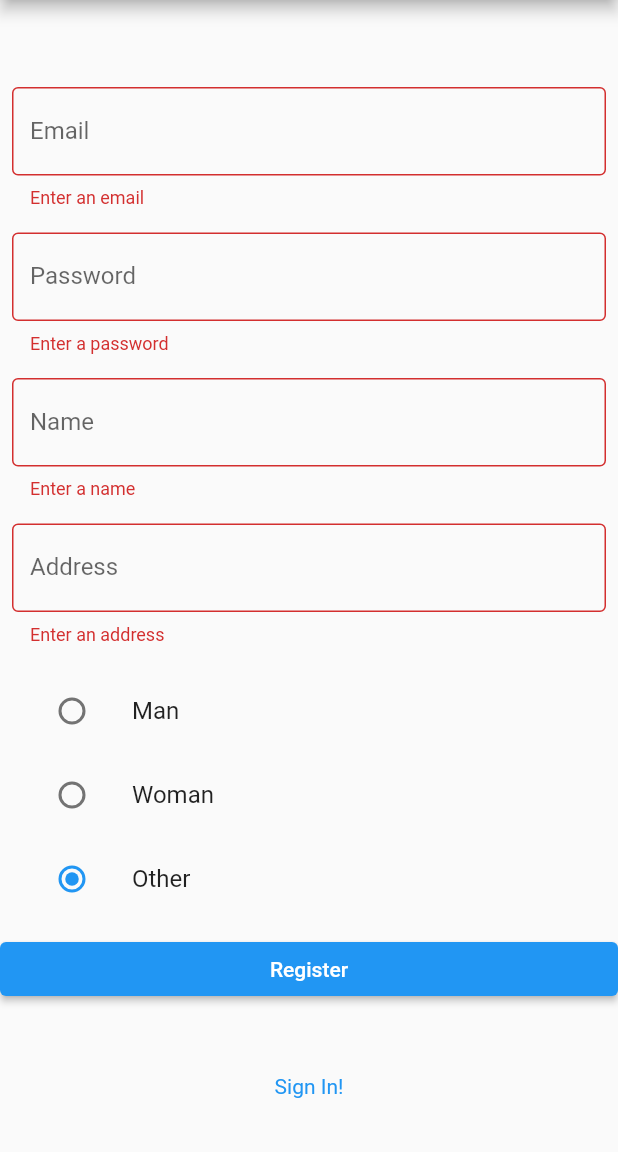
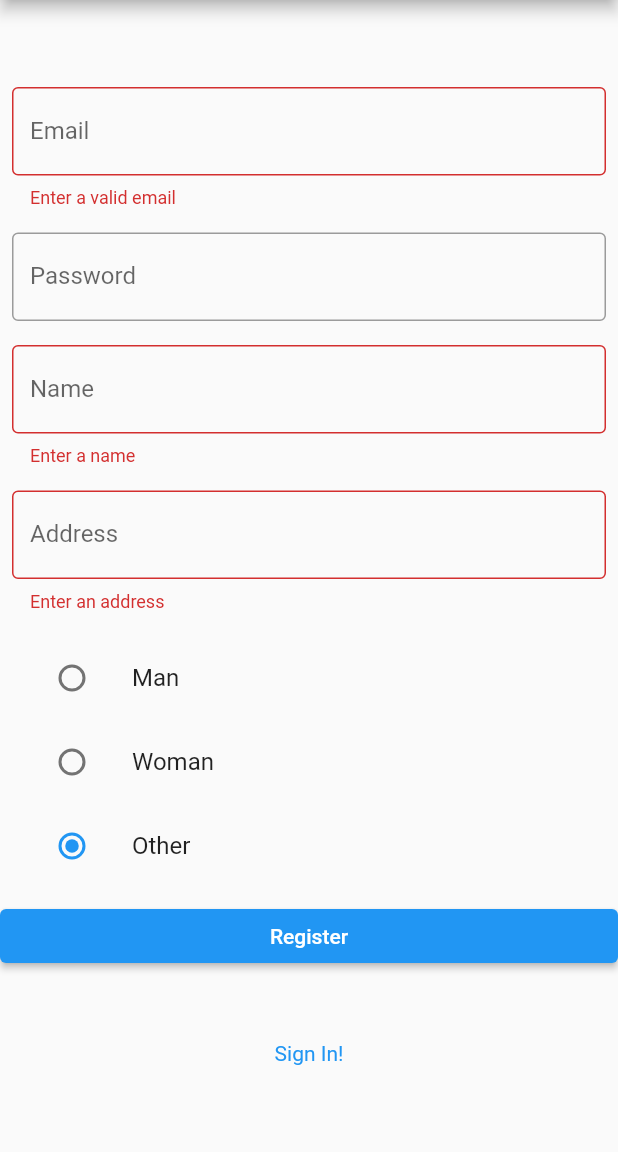
Before and after one commit to DavyNeat/FlutterCrudApp, a Flutter app: the register screen opened directly with empty values, after a tap on "Register", on a phone screen of 412 x 824 dp, the part 84-1236 px from its top. Run offline on Flutter 3.47's test engine with Material 2 defaults, Android fonts, the phone set to English and light mode, and no system bars; our stand-ins replace cloud_firestore, firebase_auth, firebase_core, flutter_spinkit; accounts and stored records are empty.

```diff
--- a/lib/Menus/authenticate/register.dart
+++ b/lib/Menus/authenticate/register.dart
@@ -48,7 +48,7 @@ class _registerState extends State<register> {
               Padding(
                 padding: EdgeInsets.all(8.0),
                 child: TextFormField(
-                  validator: (val) => val!.isEmpty ? 'Enter an email' : null ,
+                  validator: (val) => val!.isEmpty ? 'Enter a valid email' : null ,
                   onChanged: (val){
                     setState(() {
                       email = val;
@@ -64,7 +64,7 @@ class _registerState extends State<register> {
               Padding(
                 padding: EdgeInsets.all(8.0),
                 child: TextFormField(
-                    validator: (val) => val!.isEmpty ? 'Enter a password' : null ,
+                    validator: (val) => val!.length > 6 ? 'Enter a valid password (>6 chars)' : null ,
                     onChanged: (val){
                       setState(() {
                         pass = val;
@@ -160,7 +160,7 @@ class _registerState extends State<register> {
                     dynamic result = await _auth.registerWithEmailAndPassword(email, pass, name, address, strGender);
                     if(result == null){
                       setState(() {
-                        error = 'please supply a valid email';
+                        error = 'please supply a valid email and password';
                       });
                     }
                   }
--- a/lib/Services/database.dart
+++ b/lib/Services/database.dart
@@ -23,7 +23,8 @@ class DatabaseService{
       'name': name,
       'address': address,
       'gender': gender,
-      'email': email
+      'email': email,
+      'phones': ['']
     });
   }
 
```
